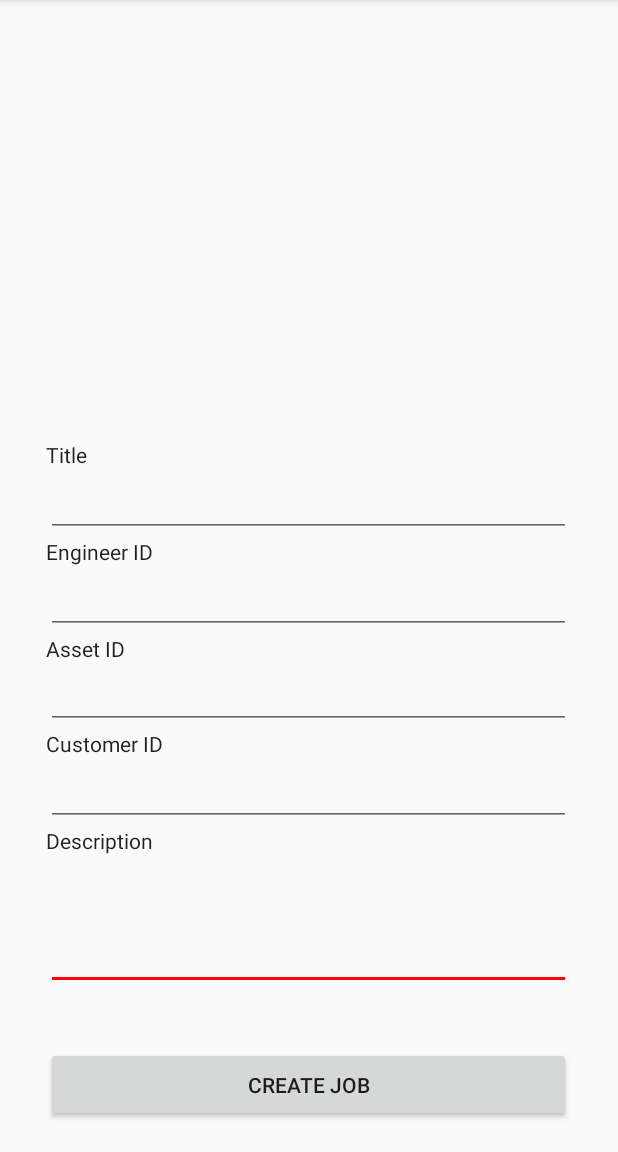
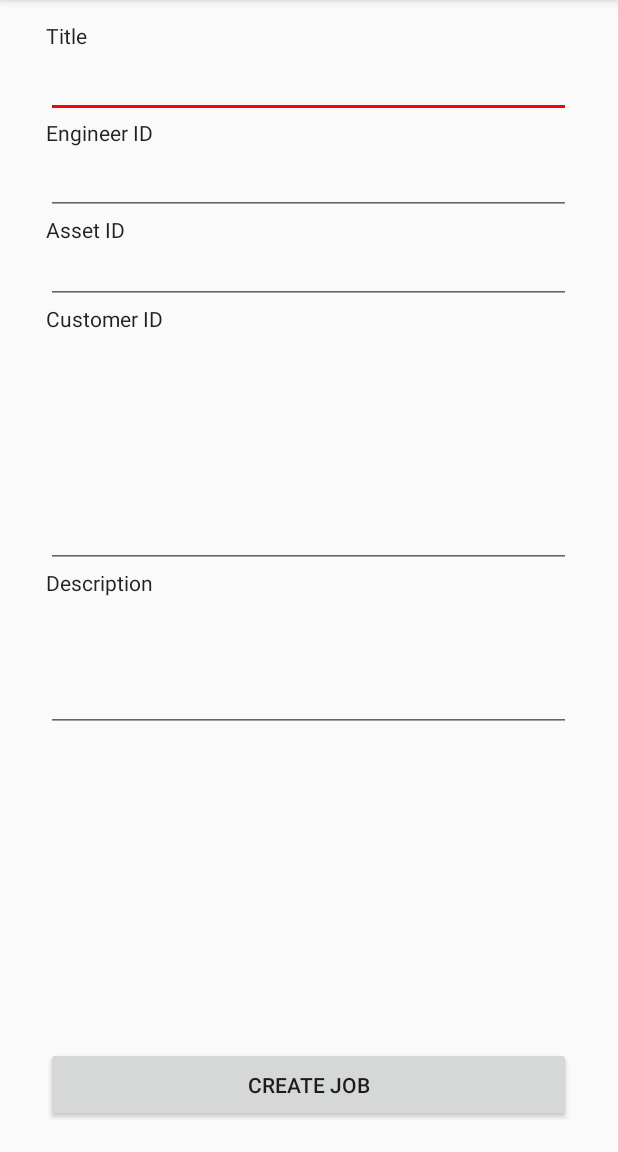
Before and after one commit to lint0n/TICKETMANAGEMENTSYSTEM, an Android app: the CreateJob screen opened directly, with no data from a screen before it, on a phone screen of 412 x 824 dp, the part 84-1236 px from its top. Run offline under Robolectric (Android 15) with nearby library versions, the phone set to English and light mode, and no system bars.

Commit message:
added main fab

```diff
--- a/app/src/main/java/a13070817/ticketmanagementsystem/DatabaseHelper.java
+++ b/app/src/main/java/a13070817/ticketmanagementsystem/DatabaseHelper.java
@@ -117,9 +117,4 @@ public class DatabaseHelper extends SQLiteOpenHelper {
         db.execSQL(DELETE_LOCATION_TABLE);
         onCreate(db);
     }
-
-    public void addData(){
-        //db = this.getWritableDatabase();
-        //add example data
-    }
 }
--- a/app/src/main/java/a13070817/ticketmanagementsystem/MainActivity.java
+++ b/app/src/main/java/a13070817/ticketmanagementsystem/MainActivity.java
@@ -49,7 +49,7 @@ public class MainActivity extends AppCompatActivity {
 
     //onclick take user to CreateJob activity
     //http://stackoverflow.com/a/17396896/7087139
-    public void createJob(MenuItem menuItem) {
+    public void createJob(View view) {
         Intent newCreate = new Intent(this, CreateJob.class);
         startActivity(newCreate);
     }
--- a/app/src/main/res/layout/activity_create_job.xml
+++ b/app/src/main/res/layout/activity_create_job.xml
@@ -1,5 +1,6 @@
 <?xml version="1.0" encoding="utf-8"?>
 <RelativeLayout xmlns:android="http://schemas.android.com/apk/res/android"
+    xmlns:app="http://schemas.android.com/apk/res-auto"
     xmlns:tools="http://schemas.android.com/tools"
     android:id="@+id/activity_create_job"
     android:layout_width="match_parent"
@@ -9,24 +10,6 @@
     <include
         android:id="@+id/toolbar"
         layout="@layout/toolbar" />
-
-    <TextView
-        android:layout_width="wrap_content"
-        android:id="@+id/create_job_intro_text"
-        android:layout_height="wrap_content"
-        android:text="Create a job"
-        android:textAppearance="@style/TextAppearance.AppCompat.Body2" />
-
-    <EditText
-        android:layout_width="350dp"
-        android:layout_height="90dp"
-        android:ems="6"
-        android:id="@+id/job_description"
-        android:inputType="textCapSentences|textAutoCorrect"
-        android:layout_marginBottom="38dp"
-        android:layout_above="@+id/createButton"
-        android:layout_alignLeft="@+id/createButton"
-        android:layout_alignStart="@+id/createButton" />
 
     <Button
         android:id="@+id/createButton"
@@ -40,14 +23,81 @@
         android:layout_marginBottom="20dp" />
 
     <TextView
-        android:text="@string/create_job_description"
+        android:text="@string/create_job_title"
         android:layout_width="wrap_content"
         android:layout_height="wrap_content"
-        android:id="@+id/job_description_text"
+        android:id="@+id/job_title_text"
         android:textAppearance="@style/TextAppearance.AppCompat"
-        android:layout_above="@+id/job_description"
-        android:layout_alignLeft="@+id/job_description"
-        android:layout_alignStart="@+id/job_description" />
+        android:layout_below="@+id/toolbar"
+        android:layout_alignLeft="@+id/job_title"
+        android:layout_alignStart="@+id/job_title"
+        android:layout_marginTop="14dp" />
+
+    <EditText
+        android:layout_width="350dp"
+        android:layout_height="wrap_content"
+        android:inputType="textCapSentences|textAutoCorrect"
+        android:ems="6"
+        android:id="@+id/job_title"
+        android:maxLines="1"
+        android:layout_below="@+id/job_title_text"
+        android:layout_alignLeft="@+id/job_engineer_text"
+        android:layout_alignStart="@+id/job_engineer_text" />
+
+    <TextView
+        android:text="@string/create_job_engineer"
+        android:layout_width="wrap_content"
+        android:layout_height="wrap_content"
+        android:id="@+id/job_engineer_text"
+        android:textAppearance="@style/TextAppearance.AppCompat"
+        android:layout_below="@+id/job_title"
+        android:layout_alignLeft="@+id/job_engineer"
+        android:layout_alignStart="@+id/job_engineer" />
+
+    <EditText
+        android:layout_width="350dp"
+        android:layout_height="wrap_content"
+        android:inputType="number"
+        android:ems="6"
+        android:id="@+id/job_engineer"
+        android:maxLines="1"
+        android:maxLength="6"
+        android:layout_below="@+id/job_engineer_text"
+        android:layout_alignLeft="@+id/job_asset_text"
+        android:layout_alignStart="@+id/job_asset_text" />
+
+    <TextView
+        android:text="@string/create_job_asset"
+        android:layout_width="wrap_content"
+        android:layout_height="wrap_content"
+        android:id="@+id/job_asset_text"
+        android:textAppearance="@style/TextAppearance.AppCompat"
+        android:layout_below="@+id/job_engineer"
+        android:layout_alignLeft="@+id/job_asset"
+        android:layout_alignStart="@+id/job_asset" />
+
+    <EditText
+        android:layout_width="350dp"
+        android:layout_height="wrap_content"
+        android:inputType="number"
+        android:ems="6"
+        android:id="@+id/job_asset"
+        android:maxLines="1"
+        android:maxLength="6"
+        android:layout_below="@+id/job_engineer"
+        android:layout_alignLeft="@+id/job_customer_text"
+        android:layout_alignStart="@+id/job_customer_text"
+        android:layout_marginTop="14dp" />
+
+    <TextView
+        android:text="@string/create_job_customer"
+        android:layout_width="wrap_content"
+        android:layout_height="wrap_content"
+        android:id="@+id/job_customer_text"
+        android:textAppearance="@style/TextAppearance.AppCompat"
+        android:layout_below="@+id/job_asset"
+        android:layout_alignLeft="@+id/job_customer"
+        android:layout_alignStart="@+id/job_customer" />
 
     <EditText
         android:layout_width="350dp"
@@ -57,84 +107,28 @@
         android:id="@+id/job_customer"
         android:maxLines="1"
         android:maxLength="6"
-        android:layout_above="@+id/job_description_text"
+        android:layout_centerVertical="true"
         android:layout_alignLeft="@+id/job_description_text"
         android:layout_alignStart="@+id/job_description_text" />
 
     <TextView
-        android:text="@string/create_job_customer"
+        android:text="@string/create_job_description"
         android:layout_width="wrap_content"
         android:layout_height="wrap_content"
-        android:id="@+id/job_customer_text"
+        android:id="@+id/job_description_text"
         android:textAppearance="@style/TextAppearance.AppCompat"
-        android:layout_above="@+id/job_customer"
-        android:layout_alignLeft="@+id/job_customer"
-        android:layout_alignStart="@+id/job_customer" />
+        android:layout_below="@+id/job_customer"
+        android:layout_alignLeft="@+id/job_description"
+        android:layout_alignStart="@+id/job_description" />
 
     <EditText
         android:layout_width="350dp"
-        android:layout_height="wrap_content"
-        android:inputType="number"
+        android:layout_height="90dp"
         android:ems="6"
-        android:id="@+id/job_asset"
-        android:maxLines="1"
-        android:maxLength="6"
-        android:layout_above="@+id/job_customer_text"
-        android:layout_alignLeft="@+id/job_customer_text"
-        android:layout_alignStart="@+id/job_customer_text" />
-
-    <TextView
-        android:text="@string/create_job_asset"
-        android:layout_width="wrap_content"
-        android:layout_height="wrap_content"
-        android:id="@+id/job_asset_text"
-        android:textAppearance="@style/TextAppearance.AppCompat"
-        android:layout_above="@+id/job_customer_text"
-        android:layout_alignLeft="@+id/job_asset"
-        android:layout_alignStart="@+id/job_asset"
-        android:layout_marginBottom="44dp" />
-
-    <EditText
-        android:layout_width="350dp"
-        android:layout_height="wrap_content"
-        android:inputType="number"
-        android:ems="6"
-        android:id="@+id/job_engineer"
-        android:maxLines="1"
-        android:maxLength="6"
-        android:layout_above="@+id/job_asset_text"
-        android:layout_alignLeft="@+id/job_asset_text"
-        android:layout_alignStart="@+id/job_asset_text" />
-
-    <TextView
-        android:text="@string/create_job_engineer"
-        android:layout_width="wrap_content"
-        android:layout_height="wrap_content"
-        android:id="@+id/job_engineer_text"
-        android:textAppearance="@style/TextAppearance.AppCompat"
-        android:layout_above="@+id/job_engineer"
-        android:layout_alignLeft="@+id/job_engineer"
-        android:layout_alignStart="@+id/job_engineer" />
-
-    <EditText
-        android:layout_width="350dp"
-        android:layout_height="wrap_content"
+        android:id="@+id/job_description"
         android:inputType="textCapSentences|textAutoCorrect"
-        android:ems="6"
-        android:id="@+id/job_title"
-        android:maxLines="1"
-        android:layout_above="@+id/job_engineer_text"
-        android:layout_alignLeft="@+id/job_engineer_text"
-        android:layout_alignStart="@+id/job_engineer_text" />
-
-    <TextView
-        android:text="@string/create_job_title"
-        android:layout_width="wrap_content"
-        android:layout_height="wrap_content"
-        android:id="@+id/job_title_text"
-        android:textAppearance="@style/TextAppearance.AppCompat"
-        android:layout_above="@+id/job_title"
-        android:layout_alignLeft="@+id/job_title"
-        android:layout_alignStart="@+id/job_title" />
+        android:layout_below="@+id/job_description_text"
+        android:layout_alignLeft="@+id/createButton"
+        android:layout_alignStart="@+id/createButton" />
 
 </RelativeLayout>
--- a/app/src/main/res/menu/menu_main.xml
+++ b/app/src/main/res/menu/menu_main.xml
@@ -3,12 +3,6 @@
     xmlns:android="http://schemas.android.com/apk/res/android"
     xmlns:app="http://schemas.android.com/apk/res-auto">
 
-    <item
-        android:id="@+id/create"
-        android:title="@string/create_job"
-        android:icon="@drawable/create"
-        app:showAsAction="always"
-        android:onClick="createJob"/>
     <item
         android:id="@+id/search"
         android:title="@string/job_lookup_text"
```
Also changed, not shown: app/src/main/res/layout/activity_main.xml (+24 -5 lines), app/src/main/res/drawable-hdpi/plus24.png (added), app/src/main/res/drawable-mdpi/plus24.png (added), app/src/main/res/drawable-xhdpi/plus24.png (added), app/src/main/res/drawable-xxhdpi/plus24.png (added).
